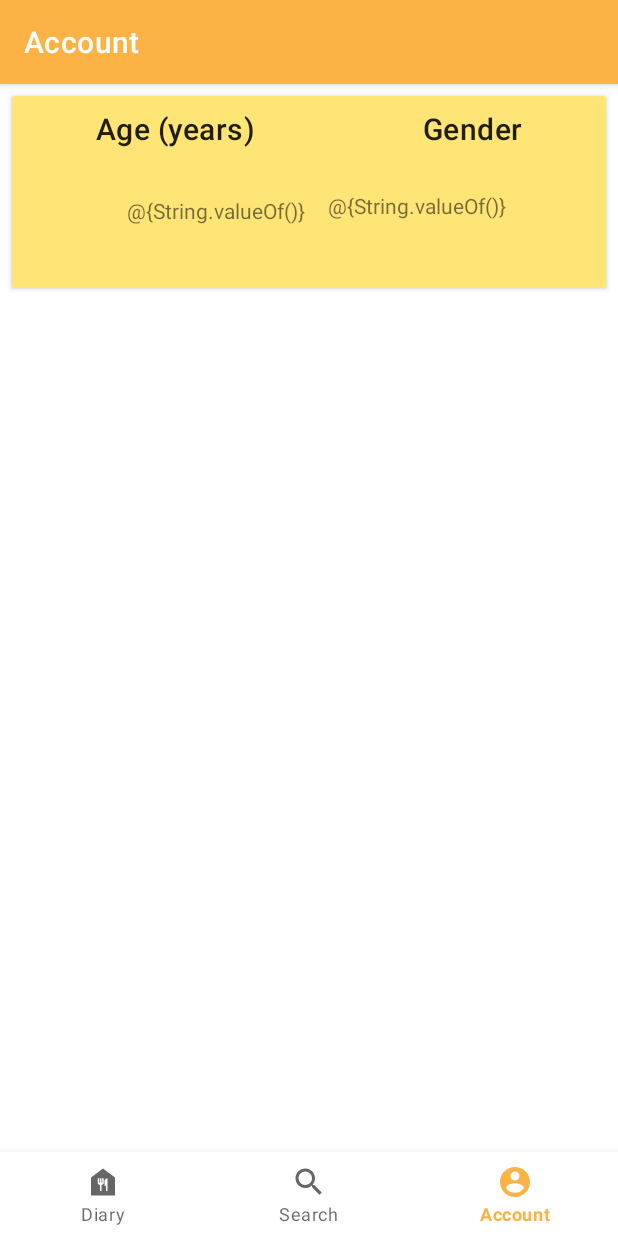
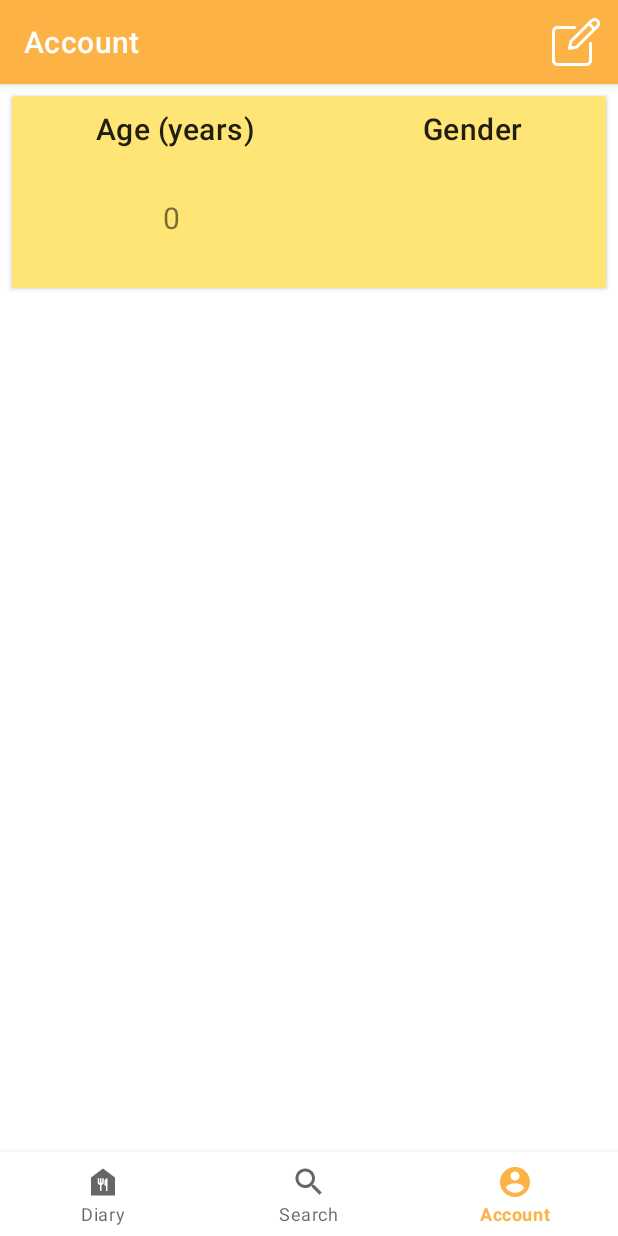
Before and after one commit to Wonderjack996/Food-Diary, an Android app: the AccountFragment screen opened through its navigation route, on a phone screen of 412 x 824 dp. Run offline under Robolectric (Android 15) with nearby library versions, the phone set to English and light mode, and no system bars; our stand-ins replace Room's generated code, navigation-ui.

Commit message:
Account & Edit (Giorgio)

```diff
--- a/app/src/main/java/it/fooddiary/ui/account/AccountFragment.java
+++ b/app/src/main/java/it/fooddiary/ui/account/AccountFragment.java
@@ -1,26 +1,74 @@
 package it.fooddiary.ui.account;
 
+import android.content.Context;
+import android.content.Intent;
+import android.content.SharedPreferences;
 import android.os.Bundle;
+import android.util.Log;
 import android.view.LayoutInflater;
+import android.view.Menu;
+import android.view.MenuInflater;
+import android.view.MenuItem;
 import android.view.View;
 import android.view.ViewGroup;
-
 import androidx.annotation.NonNull;
 import androidx.annotation.Nullable;
 import androidx.fragment.app.Fragment;
-import androidx.lifecycle.ViewModelProvider;
-
 import it.fooddiary.R;
-import it.fooddiary.viewmodels.AppViewModel;
+import it.fooddiary.databinding.FragmentAccountBinding;
+import it.fooddiary.utils.Constants;
 
 public class AccountFragment extends Fragment {
+    private static final String TAG = "AccountFragment";
+
+    private FragmentAccountBinding binding;
+
+    @Override
+    public void onCreate(@Nullable Bundle savedInstanceState) {
+        super.onCreate(savedInstanceState);
+        setHasOptionsMenu(true);
+
+
+    }
+
+    @Override
+    public void onCreateOptionsMenu(@NonNull Menu menu, @NonNull MenuInflater inflater) {
+        super.onCreateOptionsMenu(menu, inflater);
+        inflater.inflate(R.menu.toolbar_menu_account, menu);
+
+    }
 
     @Nullable
     @Override
     public View onCreateView(@NonNull LayoutInflater inflater,
                              @Nullable ViewGroup container,
                              @Nullable Bundle savedInstanceState) {
-        View root = inflater.inflate(R.layout.fragment_account, container, false);
-        return root;
+        binding = FragmentAccountBinding.inflate(inflater, container, false);
+
+
+        SharedPreferences preferences =
+                getActivity().getSharedPreferences(Constants.PERSONAL_DATA_PREFERENCES_FILE,
+                        Context.MODE_PRIVATE);
+
+        Log.d(TAG, preferences.getString(Constants.USER_GENDER, null));
+        //Log.d(TAG, preferences.getInt(Constants.USER_AGE, 0));
+        binding.ageText.setText("" + preferences.getInt(Constants.USER_AGE, 0));
+        binding.genderText.setText(preferences.getString(Constants.USER_GENDER, null));
+
+        return binding.getRoot();
+    }
+
+
+    @Override
+    public boolean onOptionsItemSelected(@NonNull MenuItem item) {
+        switch (item.getItemId()) {
+            case R.id.item_edit:
+                Intent intent = new Intent(this.getContext(), EditAccountActivity.class);
+                startActivity(intent);
+                break;
+            default:
+                return false;
+        }
+        return true;
     }
 }
--- /dev/null
+++ b/app/src/main/res/drawable/ic_edit.xml
@@ -0,0 +1,15 @@
+<vector xmlns:android="http://schemas.android.com/apk/res/android"
+    android:width="512dp"
+    android:height="512dp"
+    android:viewportWidth="512"
+    android:viewportHeight="512">
+  <path
+      android:fillColor="#FFFFFFFF"
+      android:pathData="m368,511.957h-309.332c-32.363,0 -58.668,-26.305 -58.668,-58.668v-309.332c0,-32.363 26.305,-58.668 58.668,-58.668h181.332c8.832,0 16,7.168 16,16 0,8.832 -7.168,16 -16,16h-181.332c-14.699,0 -26.668,11.969 -26.668,26.668v309.332c0,14.699 11.969,26.668 26.668,26.668h309.332c14.699,0 26.668,-11.969 26.668,-26.668v-181.332c0,-8.832 7.168,-16 16,-16s16,7.148 16,16v181.332c0,32.363 -26.305,58.668 -58.668,58.668zM368,511.957"/>
+  <path
+      android:fillColor="#FFFFFFFF"
+      android:pathData="m187.137,340.82c-4.203,0 -8.301,-1.664 -11.309,-4.691 -3.797,-3.777 -5.418,-9.219 -4.371,-14.445l15.082,-75.434c0.617,-3.113 2.152,-5.953 4.371,-8.172l220.953,-220.926c22.867,-22.871 60.074,-22.871 82.965,0 11.07,11.07 17.172,25.793 17.172,41.473s-6.102,30.398 -17.195,41.473l-220.926,220.949c-2.219,2.238 -5.078,3.754 -8.172,4.371l-75.414,15.082c-1.047,0.215 -2.113,0.32 -3.156,0.32zM262.57,309.738h0.215zM216.961,257.281 L207.551,304.426 254.676,294.996 472.191,77.484c5.035,-5.059 7.809,-11.734 7.809,-18.859s-2.773,-13.805 -7.809,-18.859c-10.367,-10.391 -27.285,-10.391 -37.715,0zM216.961,257.281"/>
+  <path
+      android:fillColor="#FFFFFFFF"
+      android:pathData="m453.332,134.977c-4.094,0 -8.191,-1.559 -11.305,-4.695l-60.332,-60.352c-6.25,-6.25 -6.25,-16.383 0,-22.633s16.383,-6.25 22.637,0l60.328,60.352c6.25,6.25 6.25,16.383 0,22.633 -3.137,3.117 -7.23,4.695 -11.328,4.695zM453.332,134.977"/>
+</vector>
--- a/app/src/main/res/layout/fragment_account.xml
+++ b/app/src/main/res/layout/fragment_account.xml
@@ -9,6 +9,7 @@
 
 
     <FrameLayout
+        android:id="@+id/accountLayout"
         android:layout_width="match_parent"
         android:layout_height="wrap_content">
 
@@ -58,31 +59,41 @@
                         app:layout_constraintTop_toTopOf="parent" />
 
                     <TextView
-                        android:id="@+id/textView"
+                        android:id="@+id/ageText"
                         android:layout_width="wrap_content"
                         android:layout_height="wrap_content"
-                        android:layout_marginTop="8dp"
-                        android:text='@{String.valueOf()}'
+                        android:layout_marginStart="32dp"
+                        android:layout_marginLeft="32dp"
 
+                        android:layout_marginTop="32dp"
+                        android:layout_marginBottom="24dp"
+                        android:gravity="center"
+                        android:text="20"
+                        android:textSize="20sp"
                         app:layout_constraintBottom_toBottomOf="parent"
                         app:layout_constraintEnd_toEndOf="parent"
-                        app:layout_constraintHorizontal_bias="0.263"
+                        app:layout_constraintHorizontal_bias="0.181"
                         app:layout_constraintStart_toStartOf="parent"
                         app:layout_constraintTop_toBottomOf="@+id/textView7"
-                        app:layout_constraintVertical_bias="0.409" />
+                        app:layout_constraintVertical_bias="0.0" />
 
                     <TextView
-                        android:id="@+id/textView9"
+                        android:id="@+id/genderText"
                         android:layout_width="wrap_content"
                         android:layout_height="wrap_content"
-
-                        android:text='@{String.valueOf()}'
+                        android:layout_marginTop="32dp"
+                        android:layout_marginEnd="32dp"
+                        android:layout_marginRight="32dp"
+                        android:layout_marginBottom="32dp"
+                        android:gravity="center"
+                        android:text='gender'
+                        android:textSize="20sp"
                         app:layout_constraintBottom_toBottomOf="parent"
                         app:layout_constraintEnd_toEndOf="parent"
-                        app:layout_constraintHorizontal_bias="0.775"
+                        app:layout_constraintHorizontal_bias="0.913"
                         app:layout_constraintStart_toStartOf="parent"
                         app:layout_constraintTop_toBottomOf="@+id/textView8"
-                        app:layout_constraintVertical_bias="0.432" />
+                        app:layout_constraintVertical_bias="0.0" />
 
                 </androidx.constraintlayout.widget.ConstraintLayout>
 
--- a/app/src/main/res/menu/toolbar_menu_account.xml
+++ b/app/src/main/res/menu/toolbar_menu_account.xml
@@ -3,8 +3,7 @@
     xmlns:app="http://schemas.android.com/apk/res-auto">
     <item
         android:id="@+id/item_edit"
-        android:icon="@android:drawable/ic_menu_edit"
+        android:icon="@drawable/ic_edit"
         android:title="@string/account"
-        android:contentDescription="Account"
         app:showAsAction="ifRoom" />
 </menu>
--- a/app/src/main/res/values/strings.xml
+++ b/app/src/main/res/values/strings.xml
@@ -58,4 +58,5 @@
     <string name="meal">Meal</string>
     <string name="deleted">deleted</string>
     <string name="confirm">confirm</string>
+    <string name="editAccount">Edit Account</string>
 </resources>
```
Also changed, not shown: app/src/main/java/it/fooddiary/ui/account/EditAccountActivity.java (+59 -20 lines), 1 other file.
